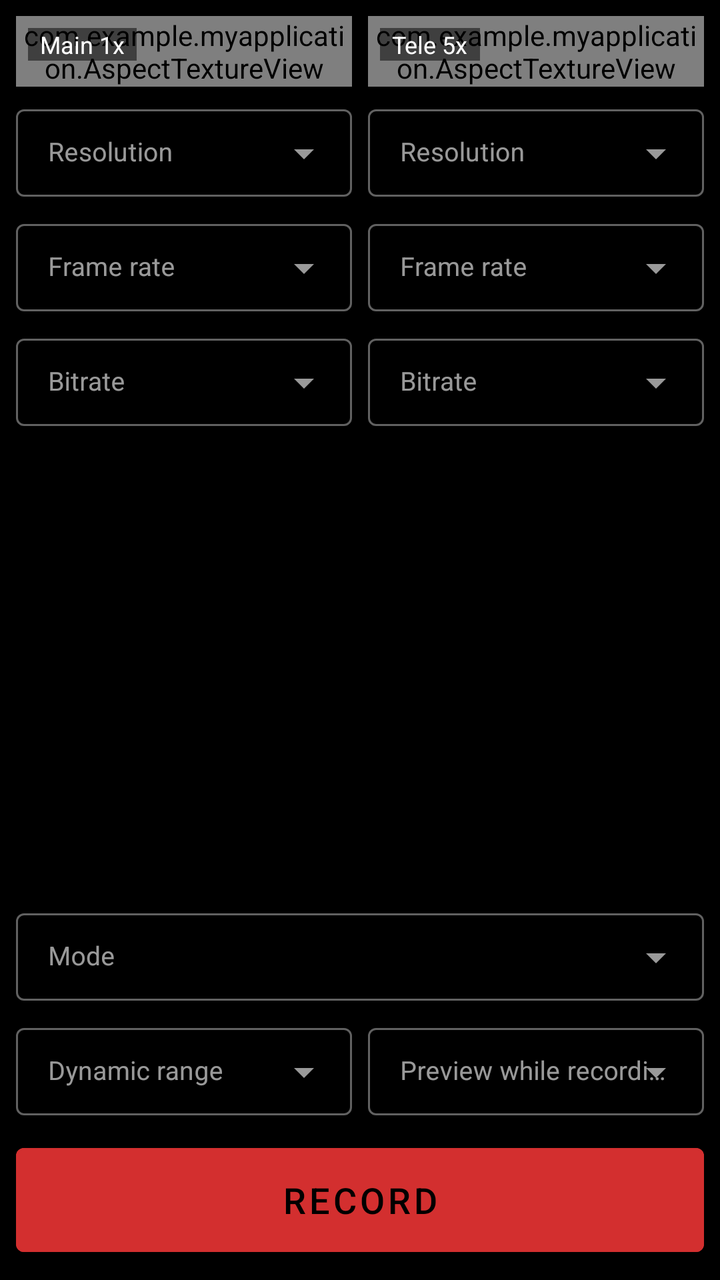
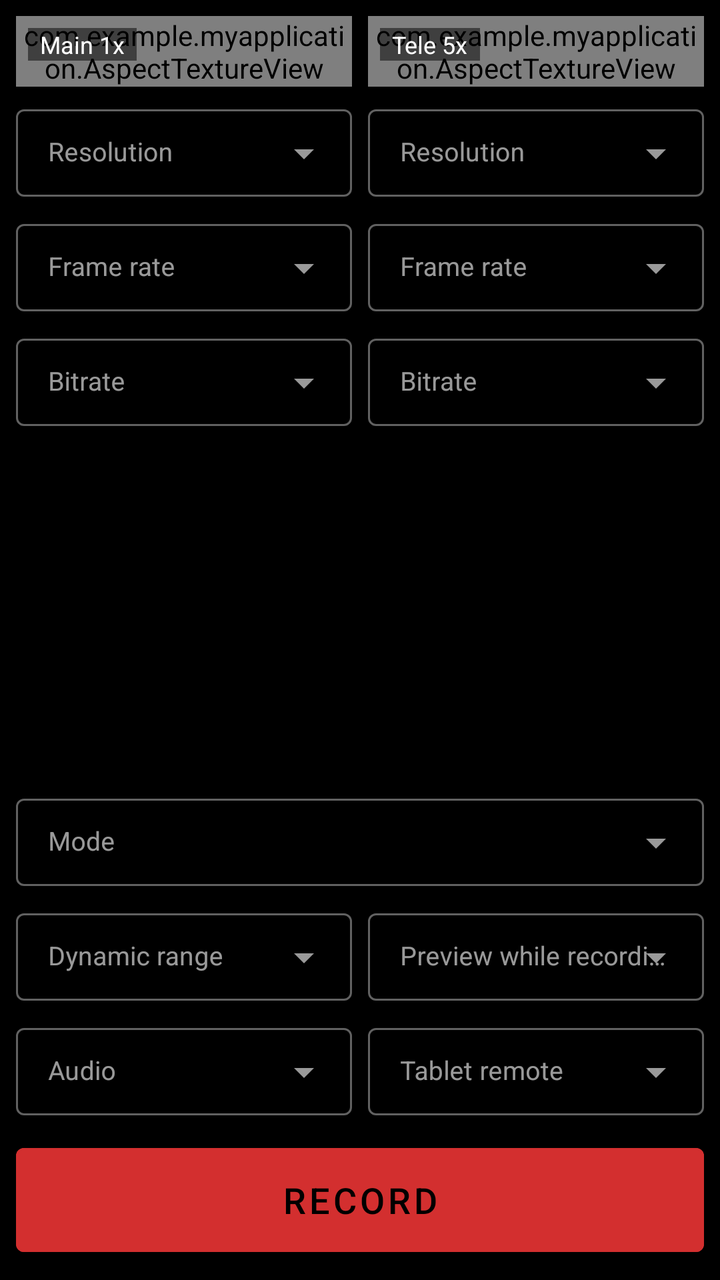

Two renders of the same Android screen: before a commit and after it. Below are the layout's source before the change and the commit's diff.
<!-- AndroidManifest.xml: activity theme Theme.MyApplication.Camera -->
<!-- res/layout/activity_dual_cam.xml -->
<?xml version="1.0" encoding="utf-8"?>
<LinearLayout xmlns:android="http://schemas.android.com/apk/res/android"
    android:layout_width="match_parent"
    android:layout_height="match_parent"
    android:background="#000000"
    android:fitsSystemWindows="true"
    android:orientation="vertical"
    android:padding="8dp">

    <LinearLayout
        android:layout_width="match_parent"
        android:layout_height="wrap_content"
        android:orientation="horizontal">

        <LinearLayout
            android:layout_width="0dp"
            android:layout_height="wrap_content"
            android:layout_marginEnd="4dp"
            android:layout_weight="1"
            android:orientation="vertical">

            <FrameLayout
                android:layout_width="match_parent"
                android:layout_height="wrap_content">

                <com.example.myapplication.AspectTextureView
                    android:id="@+id/previewMain"
                    android:layout_width="match_parent"
                    android:layout_height="wrap_content" />

                <TextView
                    style="@style/PreviewLabel"
                    android:text="Main 1x" />
            </FrameLayout>

            <include
                android:id="@+id/configMain"
                layout="@layout/camera_config" />
        </LinearLayout>

        <LinearLayout
            android:layout_width="0dp"
            android:layout_height="wrap_content"
            android:layout_marginStart="4dp"
            android:layout_weight="1"
            android:orientation="vertical">

            <FrameLayout
                android:layout_width="match_parent"
                android:layout_height="wrap_content">

                <com.example.myapplication.AspectTextureView
                    android:id="@+id/previewTele"
                    android:layout_width="match_parent"
                    android:layout_height="wrap_content" />

                <TextView
                    style="@style/PreviewLabel"
                    android:text="Tele 5x" />
            </FrameLayout>

            <include
                android:id="@+id/configTele"
                layout="@layout/camera_config" />
        </LinearLayout>
    </LinearLayout>

    <TextView
        android:id="@+id/live"
        android:layout_width="match_parent"
        android:layout_height="wrap_content"
        android:fontFamily="monospace"
        android:paddingTop="8dp"
        android:textColor="#FF5252"
        android:textSize="13sp"
        android:textStyle="bold" />

    <TextView
        android:id="@+id/status"
        android:layout_width="match_parent"
        android:layout_height="0dp"
        android:layout_weight="1"
        android:fontFamily="monospace"
        android:paddingTop="8dp"
        android:textColor="#CCCCCC"
        android:textSize="11sp" />

    <com.google.android.material.textfield.TextInputLayout
        android:id="@+id/modeLayout"
        style="@style/ConfigDropdown"
        android:hint="Mode">

        <com.google.android.material.textfield.MaterialAutoCompleteTextView style="@style/ConfigDropdownField" />
    </com.google.android.material.textfield.TextInputLayout>

    <LinearLayout
        android:layout_width="match_parent"
        android:layout_height="wrap_content"
        android:layout_marginBottom="8dp"
        android:orientation="horizontal">

        <com.google.android.material.textfield.TextInputLayout
            android:id="@+id/dynamicRangeLayout"
            style="@style/ConfigDropdown"
            android:layout_width="0dp"
            android:layout_marginEnd="4dp"
            android:layout_weight="1"
            android:hint="Dynamic range">

            <com.google.android.material.textfield.MaterialAutoCompleteTextView style="@style/ConfigDropdownField" />
        </com.google.android.material.textfield.TextInputLayout>

        <com.google.android.material.textfield.TextInputLayout
            android:id="@+id/previewLayout"
            style="@style/ConfigDropdown"
            android:layout_width="0dp"
            android:layout_marginStart="4dp"
            android:layout_weight="1"
            android:hint="Preview while recording">

            <com.google.android.material.textfield.MaterialAutoCompleteTextView style="@style/ConfigDropdownField" />
        </com.google.android.material.textfield.TextInputLayout>
    </LinearLayout>

    <Button
        android:id="@+id/record"
        android:layout_width="match_parent"
        android:layout_height="64dp"
        android:backgroundTint="#D32F2F"
        android:text="Record"
        android:textSize="18sp" />
</LinearLayout>
<!-- res/layout/camera_config.xml (included above) -->
<?xml version="1.0" encoding="utf-8"?>
<LinearLayout xmlns:android="http://schemas.android.com/apk/res/android"
    android:layout_width="match_parent"
    android:layout_height="wrap_content"
    android:orientation="vertical">

    <com.google.android.material.textfield.TextInputLayout
        android:id="@+id/resolutionLayout"
        style="@style/ConfigDropdown"
        android:hint="Resolution">

        <com.google.android.material.textfield.MaterialAutoCompleteTextView style="@style/ConfigDropdownField" />
    </com.google.android.material.textfield.TextInputLayout>

    <com.google.android.material.textfield.TextInputLayout
        android:id="@+id/fpsLayout"
        style="@style/ConfigDropdown"
        android:hint="Frame rate">

        <com.google.android.material.textfield.MaterialAutoCompleteTextView style="@style/ConfigDropdownField" />
    </com.google.android.material.textfield.TextInputLayout>

    <com.google.android.material.textfield.TextInputLayout
        android:id="@+id/bitrateLayout"
        style="@style/ConfigDropdown"
        android:hint="Bitrate">

        <com.google.android.material.textfield.MaterialAutoCompleteTextView style="@style/ConfigDropdownField" />
    </com.google.android.material.textfield.TextInputLayout>
</LinearLayout>
<!-- resources referenced by this layout -->
<resources>
  <style name="ConfigDropdown" parent="Widget.MaterialComponents.TextInputLayout.OutlinedBox.Dense.ExposedDropdownMenu">
          <item name="android:layout_width">match_parent</item>
          <item name="android:layout_height">wrap_content</item>
          <item name="android:layout_marginTop">4dp</item>
      </style>
  <style name="ConfigDropdownField">
          <item name="android:layout_width">match_parent</item>
          <item name="android:layout_height">wrap_content</item>
          <item name="android:inputType">none</item>
          <item name="android:textSize">13sp</item>
      </style>
  <style name="PreviewLabel">
          <item name="android:layout_width">wrap_content</item>
          <item name="android:layout_height">wrap_content</item>
          <item name="android:layout_margin">6dp</item>
          <item name="android:background">#80000000</item>
          <item name="android:paddingHorizontal">6dp</item>
          <item name="android:textColor">#FFFFFF</item>
          <item name="android:textSize">12sp</item>
      </style>
  <style name="Theme.MyApplication.Camera" parent="Theme.MaterialComponents.NoActionBar">
          <item name="colorPrimary">@color/teal_200</item>
          <item name="colorOnPrimary">@color/black</item>
          <item name="android:statusBarColor">#000000</item>
          <item name="android:navigationBarColor">#000000</item>
      </style>
  <color name="teal_200">#FF03DAC5</color>
  <color name="black">#FF000000</color>
</resources>

<!-- the commit's change to res/layout/activity_dual_cam.xml (unified diff, before → after) -->
@@ -1,5 +1,6 @@
 <?xml version="1.0" encoding="utf-8"?>
 <LinearLayout xmlns:android="http://schemas.android.com/apk/res/android"
+    android:id="@+id/root"
     android:layout_width="match_parent"
     android:layout_height="match_parent"
     android:background="#000000"
@@ -7,128 +8,170 @@
     android:orientation="vertical"
     android:padding="8dp">
 
+    <ScrollView
+        android:id="@+id/cameraPane"
+        android:layout_width="match_parent"
+        android:layout_height="wrap_content">
+
+        <LinearLayout
+            android:layout_width="match_parent"
+            android:layout_height="wrap_content"
+            android:orientation="horizontal">
+
+            <LinearLayout
+                android:layout_width="0dp"
+                android:layout_height="wrap_content"
+                android:layout_marginEnd="4dp"
+                android:layout_weight="1"
+                android:orientation="vertical">
+
+                <FrameLayout
+                    android:layout_width="match_parent"
+                    android:layout_height="wrap_content">
+
+                    <com.example.myapplication.AspectTextureView
+                        android:id="@+id/previewMain"
+                        android:layout_width="match_parent"
+                        android:layout_height="wrap_content" />
+
+                    <TextView
+                        style="@style/PreviewLabel"
+                        android:text="Main 1x" />
+                </FrameLayout>
+
+                <include
+                    android:id="@+id/configMain"
+                    layout="@layout/camera_config" />
+            </LinearLayout>
+
+            <LinearLayout
+                android:layout_width="0dp"
+                android:layout_height="wrap_content"
+                android:layout_marginStart="4dp"
+                android:layout_weight="1"
+                android:orientation="vertical">
+
+                <FrameLayout
+                    android:layout_width="match_parent"
+                    android:layout_height="wrap_content">
+
+                    <com.example.myapplication.AspectTextureView
+                        android:id="@+id/previewTele"
+                        android:layout_width="match_parent"
+                        android:layout_height="wrap_content" />
+
+                    <TextView
+                        style="@style/PreviewLabel"
+                        android:text="Tele 5x" />
+                </FrameLayout>
+
+                <include
+                    android:id="@+id/configTele"
+                    layout="@layout/camera_config" />
+            </LinearLayout>
+        </LinearLayout>
+    </ScrollView>
+
     <LinearLayout
-        android:layout_width="match_parent"
-        android:layout_height="wrap_content"
-        android:orientation="horizontal">
-
-        <LinearLayout
-            android:layout_width="0dp"
-            android:layout_height="wrap_content"
-            android:layout_marginEnd="4dp"
-            android:layout_weight="1"
-            android:orientation="vertical">
-
-            <FrameLayout
-                android:layout_width="match_parent"
-                android:layout_height="wrap_content">
-
-                <com.example.myapplication.AspectTextureView
-                    android:id="@+id/previewMain"
-                    android:layout_width="match_parent"
-                    android:layout_height="wrap_content" />
-
-                <TextView
-                    style="@style/PreviewLabel"
-                    android:text="Main 1x" />
-            </FrameLayout>
-
-            <include
-                android:id="@+id/configMain"
-                layout="@layout/camera_config" />
-        </LinearLayout>
-
-        <LinearLayout
-            android:layout_width="0dp"
-            android:layout_height="wrap_content"
-            android:layout_marginStart="4dp"
-            android:layout_weight="1"
-            android:orientation="vertical">
-
-            <FrameLayout
-                android:layout_width="match_parent"
-                android:layout_height="wrap_content">
-
-                <com.example.myapplication.AspectTextureView
-                    android:id="@+id/previewTele"
-                    android:layout_width="match_parent"
-                    android:layout_height="wrap_content" />
-
-                <TextView
-                    style="@style/PreviewLabel"
-                    android:text="Tele 5x" />
-            </FrameLayout>
-
-            <include
-                android:id="@+id/configTele"
-                layout="@layout/camera_config" />
-        </LinearLayout>
-    </LinearLayout>
-
-    <TextView
-        android:id="@+id/live"
-        android:layout_width="match_parent"
-        android:layout_height="wrap_content"
-        android:fontFamily="monospace"
-        android:paddingTop="8dp"
-        android:textColor="#FF5252"
-        android:textSize="13sp"
-        android:textStyle="bold" />
-
-    <TextView
-        android:id="@+id/status"
+        android:id="@+id/controlsPane"
         android:layout_width="match_parent"
         android:layout_height="0dp"
         android:layout_weight="1"
-        android:fontFamily="monospace"
-        android:paddingTop="8dp"
-        android:textColor="#CCCCCC"
-        android:textSize="11sp" />
-
-    <com.google.android.material.textfield.TextInputLayout
-        android:id="@+id/modeLayout"
-        style="@style/ConfigDropdown"
-        android:hint="Mode">
-
-        <com.google.android.material.textfield.MaterialAutoCompleteTextView style="@style/ConfigDropdownField" />
-    </com.google.android.material.textfield.TextInputLayout>
-
-    <LinearLayout
-        android:layout_width="match_parent"
-        android:layout_height="wrap_content"
-        android:layout_marginBottom="8dp"
-        android:orientation="horizontal">
+        android:orientation="vertical">
+
+        <TextView
+            android:id="@+id/live"
+            android:layout_width="match_parent"
+            android:layout_height="wrap_content"
+            android:fontFamily="monospace"
+            android:paddingTop="8dp"
+            android:textColor="#FF5252"
+            android:textSize="13sp"
+            android:textStyle="bold" />
+
+        <TextView
+            android:id="@+id/status"
+            android:layout_width="match_parent"
+            android:layout_height="0dp"
+            android:layout_weight="1"
+            android:fontFamily="monospace"
+            android:paddingTop="8dp"
+            android:textColor="#CCCCCC"
+            android:textSize="11sp" />
 
         <com.google.android.material.textfield.TextInputLayout
-            android:id="@+id/dynamicRangeLayout"
+            android:id="@+id/modeLayout"
             style="@style/ConfigDropdown"
-            android:layout_width="0dp"
-            android:layout_marginEnd="4dp"
-            android:layout_weight="1"
-            android:hint="Dynamic range">
+            android:hint="Mode">
 
             <com.google.android.material.textfield.MaterialAutoCompleteTextView style="@style/ConfigDropdownField" />
         </com.google.android.material.textfield.TextInputLayout>
 
-        <com.google.android.material.textfield.TextInputLayout
-            android:id="@+id/previewLayout"
-            style="@style/ConfigDropdown"
-            android:layout_width="0dp"
-            android:layout_marginStart="4dp"
-            android:layout_weight="1"
-            android:hint="Preview while recording">
-
-            <com.google.android.material.textfield.MaterialAutoCompleteTextView style="@style/ConfigDropdownField" />
-        </com.google.android.material.textfield.TextInputLayout>
+        <LinearLayout
+            android:layout_width="match_parent"
+            android:layout_height="wrap_content"
+            android:orientation="horizontal">
+
+            <com.google.android.material.textfield.TextInputLayout
+                android:id="@+id/dynamicRangeLayout"
+                style="@style/ConfigDropdown"
+                android:layout_width="0dp"
+                android:layout_marginEnd="4dp"
+                android:layout_weight="1"
+                android:hint="Dynamic range">
+
+                <com.google.android.material.textfield.MaterialAutoCompleteTextView style="@style/ConfigDropdownField" />
+            </com.google.android.material.textfield.TextInputLayout>
+
+            <com.google.android.material.textfield.TextInputLayout
+                android:id="@+id/previewLayout"
+                style="@style/ConfigDropdown"
+                android:layout_width="0dp"
+                android:layout_marginStart="4dp"
+                android:layout_weight="1"
+                android:hint="Preview while recording">
+
+                <com.google.android.material.textfield.MaterialAutoCompleteTextView style="@style/ConfigDropdownField" />
+            </com.google.android.material.textfield.TextInputLayout>
+        </LinearLayout>
+
+        <LinearLayout
+            android:layout_width="match_parent"
+            android:layout_height="wrap_content"
+            android:layout_marginBottom="8dp"
+            android:orientation="horizontal">
+
+            <com.google.android.material.textfield.TextInputLayout
+                android:id="@+id/audioLayout"
+                style="@style/ConfigDropdown"
+                android:layout_width="0dp"
+                android:layout_marginEnd="4dp"
+                android:layout_weight="1"
+                android:hint="Audio">
+
+                <com.google.android.material.textfield.MaterialAutoCompleteTextView style="@style/ConfigDropdownField" />
+            </com.google.android.material.textfield.TextInputLayout>
+
+            <com.google.android.material.textfield.TextInputLayout
+                android:id="@+id/remoteLayout"
+                style="@style/ConfigDropdown"
+                android:layout_width="0dp"
+                android:layout_marginStart="4dp"
+                android:layout_weight="1"
+                android:hint="Tablet remote">
+
+                <com.google.android.material.textfield.MaterialAutoCompleteTextView style="@style/ConfigDropdownField" />
+            </com.google.android.material.textfield.TextInputLayout>
+        </LinearLayout>
+
+        <Button
+            android:id="@+id/record"
+            android:layout_width="match_parent"
+            android:layout_height="64dp"
+            android:backgroundTint="#D32F2F"
+            android:text="Record"
+            android:textSize="18sp" />
     </LinearLayout>
-
-    <Button
-        android:id="@+id/record"
-        android:layout_width="match_parent"
-        android:layout_height="64dp"
-        android:backgroundTint="#D32F2F"
-        android:text="Record"
-        android:textSize="18sp" />
 </LinearLayout>
 <!-- res/layout/camera_config.xml (included above) -->
 <?xml version="1.0" encoding="utf-8"?>
